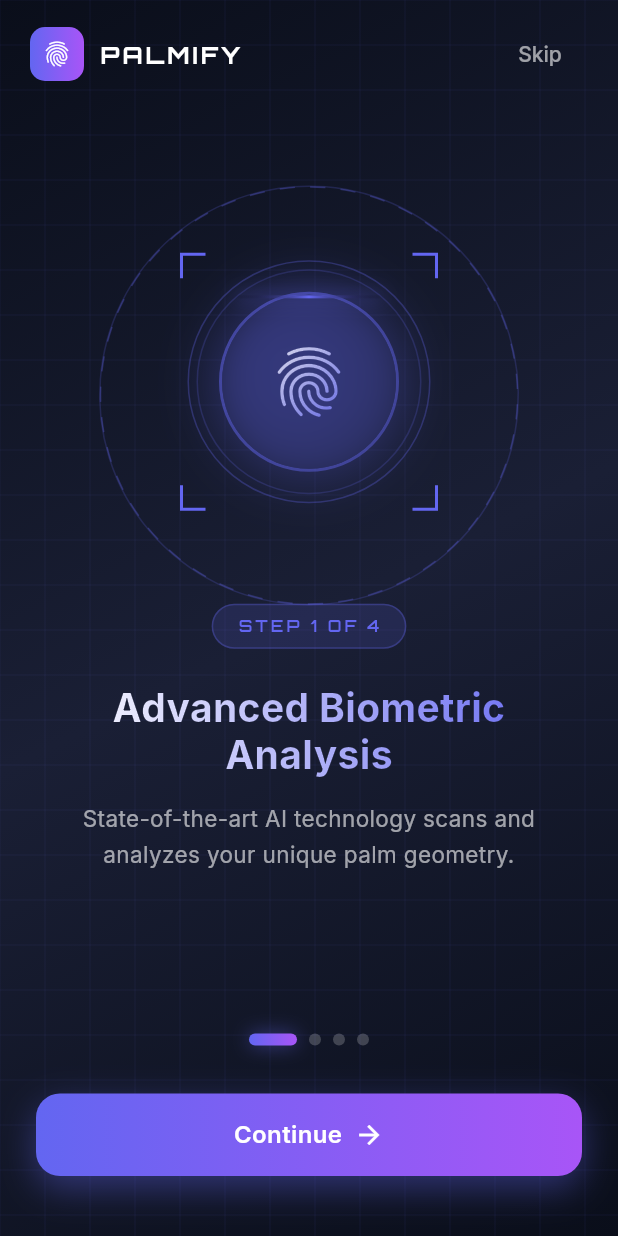
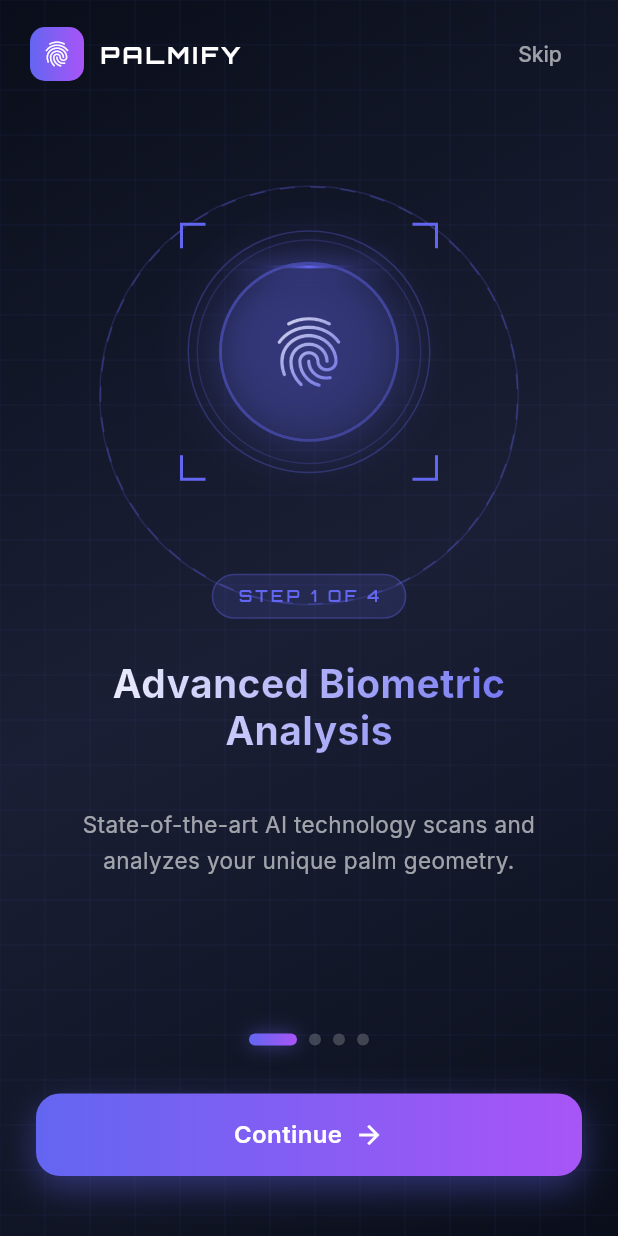
Before and after one commit to akarak25/buisibilenadam, a Flutter app: the screen it shows after launch, on a phone screen of 412 x 824 dp. Run offline on Flutter 3.47's test engine with Material 3 defaults, Android fonts, the phone set to English and light mode, and no system bars; our stand-ins replace camera, firebase_core, firebase_messaging, flutter_image_compress, flutter_markdown, flutter_secure_storage and 5 more; accounts and stored records are empty.

Commit message:
apple ret sonrası çalışmalar-6

```diff
--- a/lib/screens/onboarding_screen.dart
+++ b/lib/screens/onboarding_screen.dart
@@ -5,7 +5,6 @@ import 'package:google_fonts/google_fonts.dart';
 import 'package:palm_analysis/utils/theme.dart';
 import 'package:palm_analysis/screens/auth/login_screen.dart';
 import 'package:palm_analysis/l10n/app_localizations.dart';
-import 'package:palm_analysis/widgets/common/gradient_button.dart';
 import 'package:shared_preferences/shared_preferences.dart';
 
 class OnboardingScreen extends StatefulWidget {
@@ -428,8 +427,11 @@ class _OnboardingPage extends StatelessWidget {
 
           const SizedBox(height: 24),
 
-          // Title
-          ShaderMask(
+          // Title - fixed height to ensure consistent layout across all steps
+          Container(
+            constraints: const BoxConstraints(minHeight: 70),
+            alignment: Alignment.center,
+            child: ShaderMask(
               blendMode: BlendMode.srcIn,
               shaderCallback: (bounds) => LinearGradient(
                 colors: [Colors.white, data.accentColor],
@@ -444,11 +446,15 @@ class _OnboardingPage extends StatelessWidget {
                 textAlign: TextAlign.center,
               ),
             ),
+          ),
 
           const SizedBox(height: 16),
 
-          // Description
-          Text(
+          // Description - fixed height to ensure consistent layout across all steps
+          Container(
+            constraints: const BoxConstraints(minHeight: 80),
+            alignment: Alignment.center,
+            child: Text(
               description,
               style: GoogleFonts.inter(
                 fontSize: 15,
@@ -456,6 +462,7 @@ class _OnboardingPage extends StatelessWidget {
                 height: 1.6,
               ),
               textAlign: TextAlign.center,
+            ),
           ),
         ],
       ),
```
Lines whose indentation alone changed are shown as unchanged.
